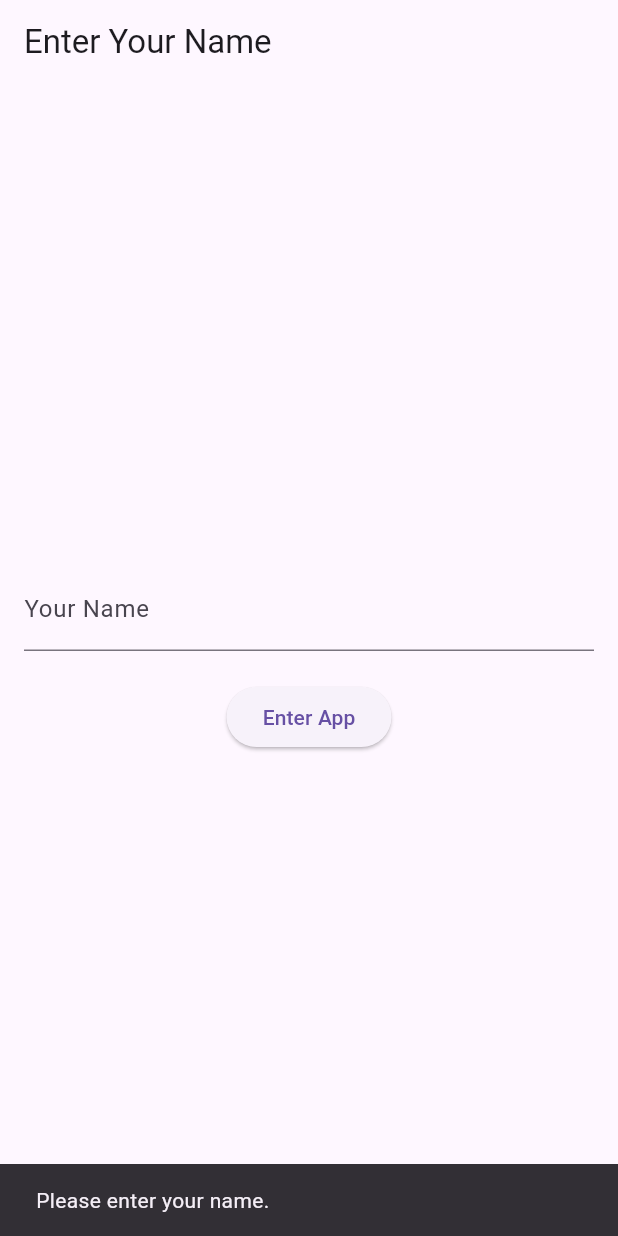
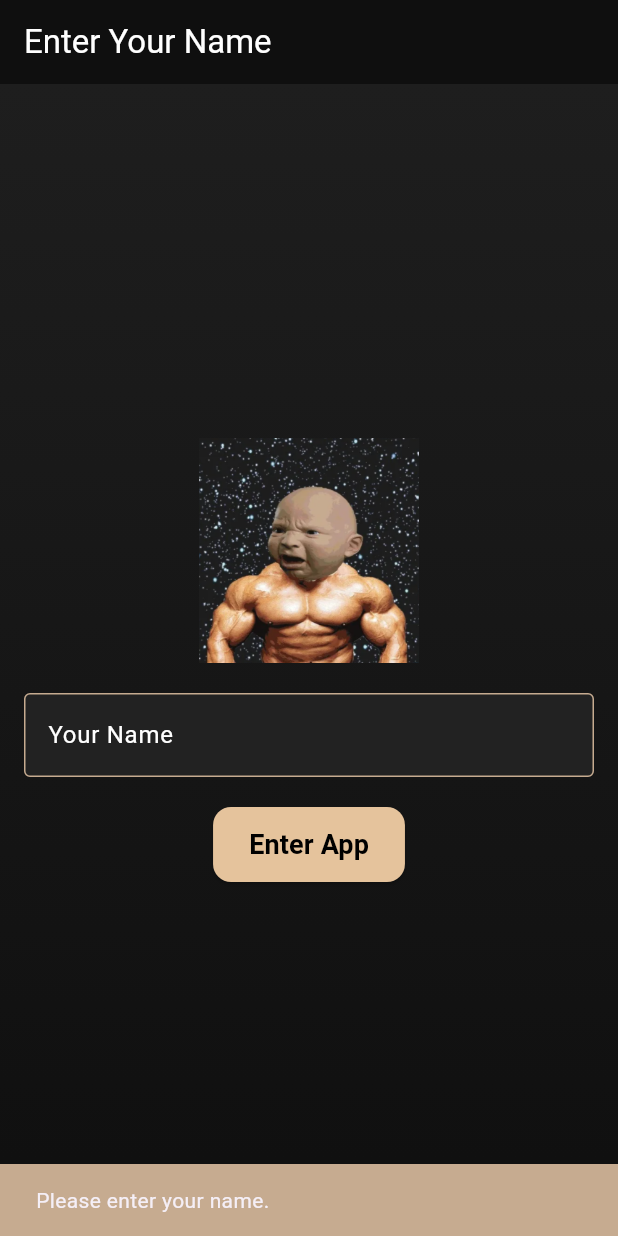
Before and after one commit to Foster-Deighton/VidOfTheDay, a Flutter app: the screen it shows after launch, after a tap on "Enter App", on a phone screen of 412 x 824 dp. Run offline on Flutter 3.47's test engine with Material 3 defaults, Android fonts, the phone set to English and light mode, and no system bars; our stand-ins replace parse_server_sdk_flutter, shared_preferences.

Commit message:
Added some images and made it look nicer

```diff
--- a/Vid_of_the_day_vote_machine/vid_day_voter/lib/main.dart
+++ b/Vid_of_the_day_vote_machine/vid_day_voter/lib/main.dart
@@ -49,7 +49,10 @@ class _LoginScreenState extends State<LoginScreen> {
     String name = _nameController.text.trim();
     if (name.isEmpty) {
       ScaffoldMessenger.of(context).showSnackBar(
-        SnackBar(content: Text("Please enter your name.")),
+        SnackBar(
+          content: Text("Please enter your name."),
+          backgroundColor: Color(0xFFC6AB90),
+        ),
       );
       return;
     }
@@ -65,27 +68,67 @@ class _LoginScreenState extends State<LoginScreen> {
   @override
   Widget build(BuildContext context) {
     return Scaffold(
-      appBar: AppBar(title: const Text("Enter Your Name")),
-      body: Padding(
+      appBar: AppBar(
+        title: const Text("Enter Your Name", style: TextStyle(color: Colors.white)),
+        backgroundColor: Color(0xFF0F0F0F), // Darker black for more contrast
+      ),
+      body: Container(
+        decoration: BoxDecoration(
+          gradient: LinearGradient(
+            colors: [Color(0xFF1E1E1E), Color(0xFF0F0F0F)], // Deep space effect
+            begin: Alignment.topCenter,
+            end: Alignment.bottomCenter,
+          ),
+        ),
+        child: Padding(
           padding: const EdgeInsets.all(16.0),
           child: Column(
             mainAxisAlignment: MainAxisAlignment.center,
             children: [
+              Image.asset(
+                'assets/buff.png',
+                height: 150, width: 150
+              ),
+              const SizedBox(height: 20),
               TextField(
                 controller: _nameController,
-              decoration: const InputDecoration(labelText: "Your Name"),
+                decoration: InputDecoration(
+                  labelText: "Your Name",
+                  filled: true,
+                  fillColor: Color(0xFF222222), // Darker tone for input
+                  labelStyle: TextStyle(color: Colors.white),
+                  enabledBorder: OutlineInputBorder(
+                    borderSide: BorderSide(color: Color(0xFFC6AB90)),
+                  ),
+                  focusedBorder: OutlineInputBorder(
+                    borderSide: BorderSide(color: Color(0xFFE5C39C)), // Softer beige
+                  ),
+                ),
+                style: TextStyle(color: Colors.white),
               ),
               const SizedBox(height: 20),
               ElevatedButton(
                 onPressed: _enterApp,
-              child: const Text("Enter App"),
+                style: ElevatedButton.styleFrom(
+                  backgroundColor: Color(0xFFE5C39C), // Slightly lighter beige
+                  foregroundColor: Colors.black,
+                  shape: RoundedRectangleBorder(
+                    borderRadius: BorderRadius.circular(12), // Rounded edges for a modern look
+                  ),
+                  padding: EdgeInsets.symmetric(vertical: 12, horizontal: 24),
+                ),
+                child: const Text("Enter App", style: TextStyle(fontSize: 18, fontWeight: FontWeight.bold)),
               ),
             ],
+          ),
         ),
       ),
     );
   }
 }
+
+
+
 
 /// ------------------------------
 /// MAIN APP: VIDEO SESSION APP
--- a/Vid_of_the_day_vote_machine/vid_day_voter/pubspec.yaml
+++ b/Vid_of_the_day_vote_machine/vid_day_voter/pubspec.yaml
@@ -56,8 +56,10 @@ dev_dependencies:
 
 # The following section is specific to Flutter packages.
 flutter:
-
-  # The following line ensures that the Material Icons font is
+  assets:
+    - assets/buff.png
+    - assets/logo.png
+    # The following line ensures that the Material Icons font is
   # included with your application, so that you can use the icons in
   # the material Icons class.
   uses-material-design: true
```
Also changed, not shown: Vid_of_the_day_vote_machine/vid_day_voter/assets/buff.png (added), Vid_of_the_day_vote_machine/vid_day_voter/assets/logo.png (added). Lines whose indentation alone changed are shown as unchanged.
